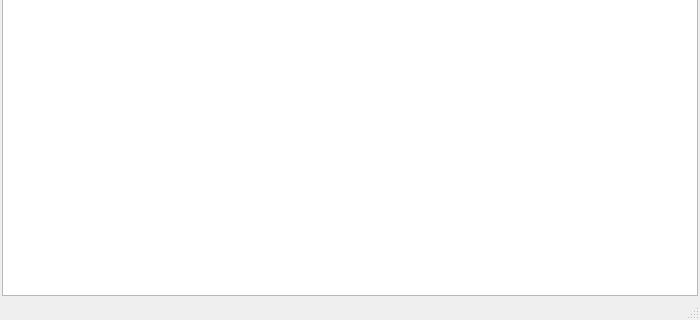
Old version of the form cashio/MainWindow.ui in the repository bsdelf/cashio; both pictures show x 0 to 700 and y 280 to 600 of the 700 by 600 pixel window.
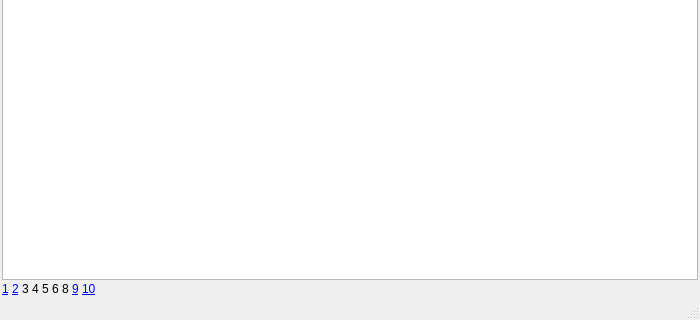
New version of the form. Icons and pictures are not drawn.

Commit message: TODO: support paging

Diff of the .ui file:
```diff
--- a/cashio/MainWindow.ui
+++ b/cashio/MainWindow.ui
@@ -448,6 +448,20 @@
     <item>
      <widget class="QTableView" name="tableView"/>
     </item>
+    <item>
+     <widget class="QLabel" name="label_3">
+      <property name="text">
+       <string>&lt;!DOCTYPE HTML PUBLIC &quot;-//W3C//DTD HTML 4.0//EN&quot; &quot;http://www.w3.org/TR/REC-html40/strict.dtd&quot;&gt;
+&lt;html&gt;&lt;head&gt;&lt;meta name=&quot;qrichtext&quot; content=&quot;1&quot; /&gt;&lt;style type=&quot;text/css&quot;&gt;
+p, li { white-space: pre-wrap; }
+&lt;/style&gt;&lt;/head&gt;&lt;body style=&quot; font-family:'SimSun'; font-size:9pt; font-weight:400; font-style:normal;&quot;&gt;
+&lt;p style=&quot; margin-top:0px; margin-bottom:0px; margin-left:0px; margin-right:0px; -qt-block-indent:0; text-indent:0px;&quot;&gt;&lt;a href=&quot;1&quot;&gt;&lt;span style=&quot; text-decoration: underline; color:#0000ff;&quot;&gt;1&lt;/span&gt;&lt;/a&gt; &lt;a href=&quot;2&quot;&gt;&lt;span style=&quot; text-decoration: underline; color:#0000ff;&quot;&gt;2&lt;/span&gt;&lt;/a&gt; 3 4 5 6 8 &lt;a href=&quot;9&quot;&gt;&lt;span style=&quot; text-decoration: underline; color:#0000ff;&quot;&gt;9&lt;/span&gt;&lt;/a&gt; &lt;a href=&quot;10&quot;&gt;&lt;span style=&quot; text-decoration: underline; color:#0000ff;&quot;&gt;10&lt;/span&gt;&lt;/a&gt;&lt;/p&gt;&lt;/body&gt;&lt;/html&gt;</string>
+      </property>
+      <property name="textFormat">
+       <enum>Qt::RichText</enum>
+      </property>
+     </widget>
+    </item>
    </layout>
   </widget>
   <widget class="QStatusBar" name="statusBar"/>
```
The commit also changes 1 other file.
